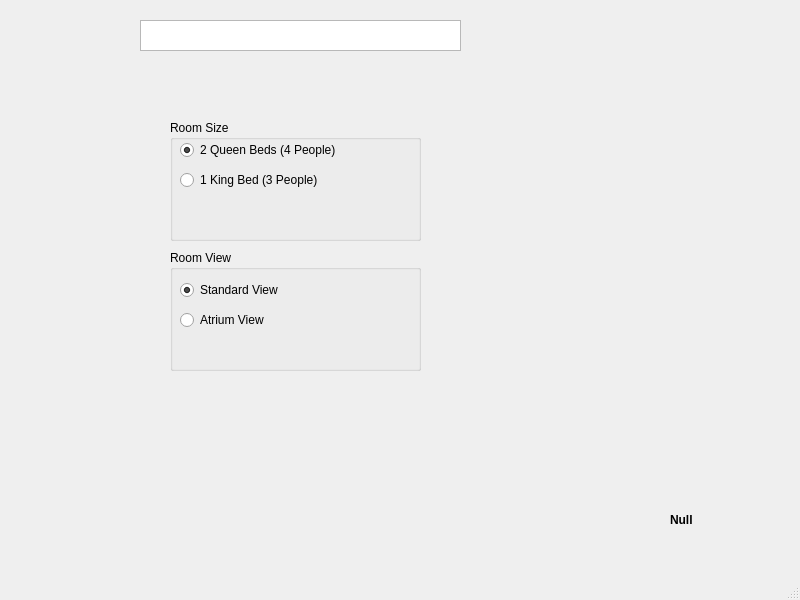
Old version of the form mainwindow.ui in the repository HackerJonathan/App-Lab02.
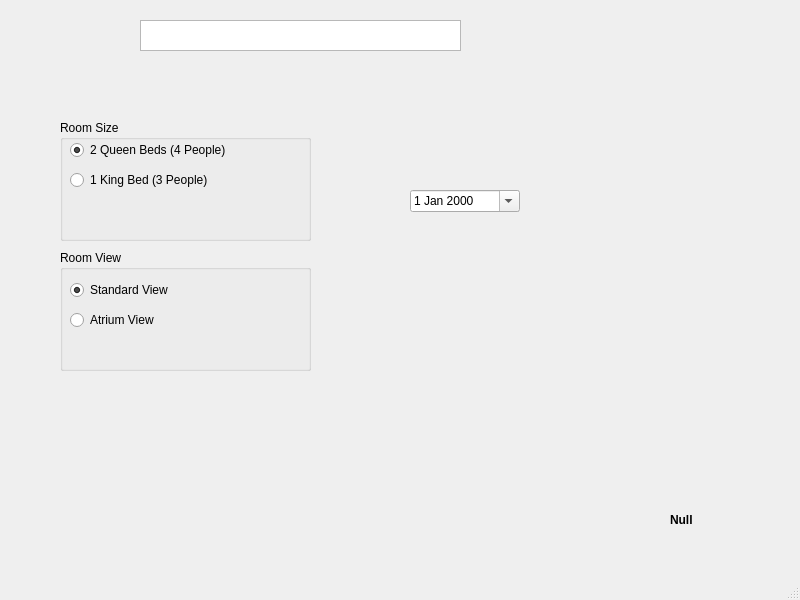
New version of the form.

Commit message:
Added Basic Date Calendar
- Added calendar to select date.

Diff of the .ui file:
```diff
--- a/mainwindow.ui
+++ b/mainwindow.ui
@@ -40,7 +40,7 @@
      <widget class="QGroupBox" name="groupSize">
       <property name="geometry">
        <rect>
-        <x>160</x>
+        <x>50</x>
         <y>110</y>
         <width>251</width>
         <height>121</height>
@@ -82,7 +82,7 @@
      <widget class="QGroupBox" name="groupBox">
       <property name="geometry">
        <rect>
-        <x>160</x>
+        <x>50</x>
         <y>240</y>
         <width>251</width>
         <height>121</height>
@@ -124,6 +124,19 @@
        </property>
       </widget>
      </widget>
+     <widget class="QDateEdit" name="startDate">
+      <property name="geometry">
+       <rect>
+        <x>400</x>
+        <y>180</y>
+        <width>110</width>
+        <height>22</height>
+       </rect>
+      </property>
+      <property name="calendarPopup">
+       <bool>true</bool>
+      </property>
+     </widget>
     </widget>
     <widget class="QWidget" name="pageB"/>
    </widget>
```
Left out of the diff: 1 changed line with no effect on the pictures. The commit also changes 2 other files.
